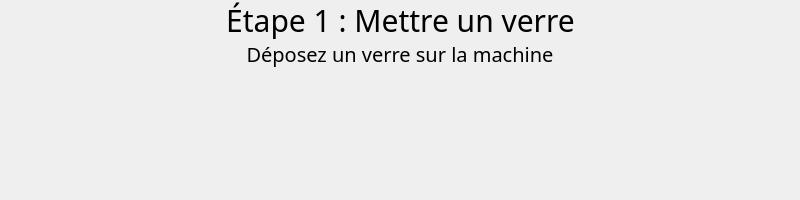
This is RaspberryPi/GUI/cocktailStep.ui in Nico-GYW/cocktail_machine as Qt 5 draws it before an edit. The edited form follows.
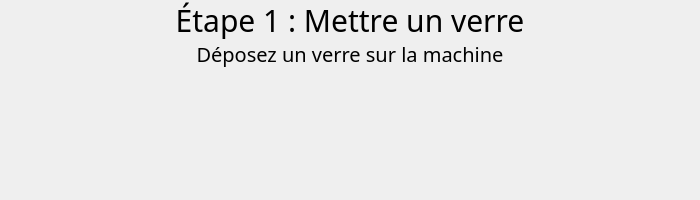
This is the edited form.

The edit to the form file:
```diff
--- a/RaspberryPi/GUI/cocktailStep.ui
+++ b/RaspberryPi/GUI/cocktailStep.ui
@@ -6,7 +6,7 @@
    <rect>
     <x>0</x>
     <y>0</y>
-    <width>800</width>
+    <width>700</width>
     <height>200</height>
    </rect>
   </property>
@@ -18,20 +18,20 @@
   </property>
   <property name="minimumSize">
    <size>
-    <width>800</width>
+    <width>700</width>
     <height>200</height>
    </size>
   </property>
   <property name="maximumSize">
    <size>
-    <width>800</width>
+    <width>700</width>
     <height>200</height>
    </size>
   </property>
   <widget class="QLabel" name="subtitle">
    <property name="geometry">
     <rect>
-     <x>200</x>
+     <x>150</x>
      <y>40</y>
      <width>400</width>
      <height>100</height>
@@ -62,7 +62,7 @@
     <rect>
      <x>0</x>
      <y>0</y>
-     <width>801</width>
+     <width>700</width>
      <height>40</height>
     </rect>
    </property>
```
